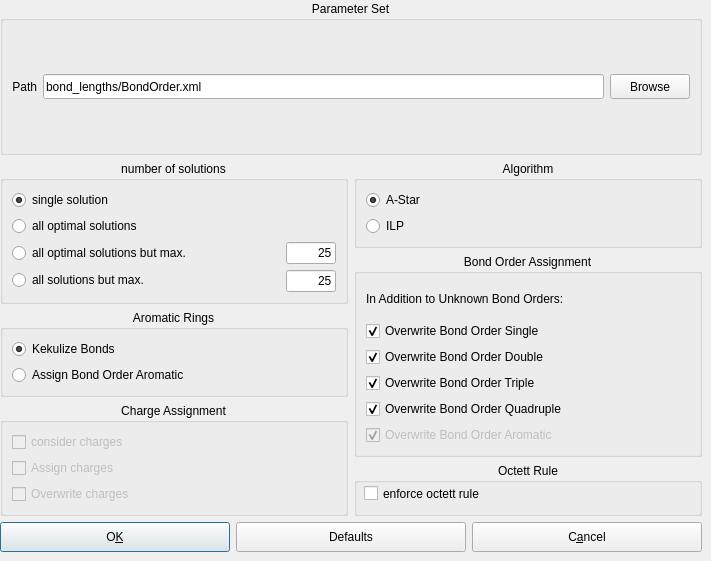
Old version of the form source/VIEW/DIALOGS/assignBondOrderConfigurationDialog.ui in the repository BALL-Project/ball.
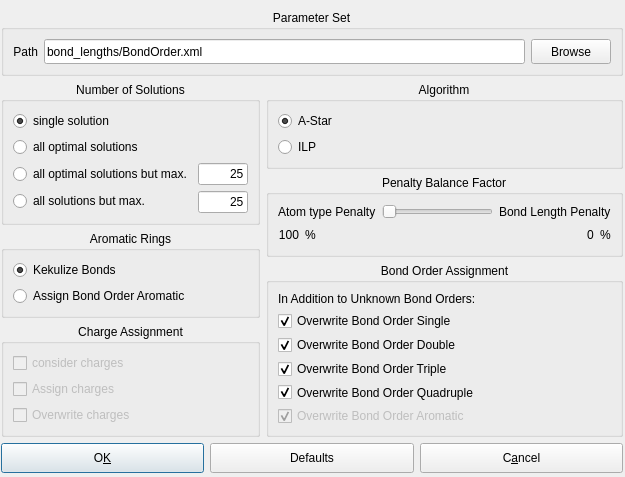
New version of the form.

Commit message: Introduced a slider for penalty balance for bond order assignment. Also some minor code cleaning.

```diff
--- a/source/VIEW/DIALOGS/assignBondOrderConfigurationDialog.ui
+++ b/source/VIEW/DIALOGS/assignBondOrderConfigurationDialog.ui
@@ -5,8 +5,8 @@
    <rect>
     <x>0</x>
     <y>0</y>
-    <width>711</width>
-    <height>561</height>
+    <width>625</width>
+    <height>477</height>
    </rect>
   </property>
   <property name="sizePolicy" >
@@ -35,20 +35,20 @@
   <widget class="QWidget" name="" >
    <property name="geometry" >
     <rect>
-     <x>0</x>
-     <y>1</y>
-     <width>702</width>
-     <height>551</height>
+     <x>1</x>
+     <y>10</y>
+     <width>622</width>
+     <height>463</height>
     </rect>
    </property>
-   <layout class="QGridLayout" >
+   <layout class="QVBoxLayout" >
     <property name="margin" >
      <number>0</number>
     </property>
     <property name="spacing" >
      <number>6</number>
     </property>
-    <item row="0" column="0" >
+    <item>
      <widget class="QGroupBox" name="groupBox12" >
       <property name="title" >
        <string>Parameter Set</string>
@@ -152,106 +152,26 @@
       </layout>
      </widget>
     </item>
-    <item row="1" column="0" >
-     <layout class="QGridLayout" >
+    <item>
+     <layout class="QHBoxLayout" >
       <property name="margin" >
        <number>0</number>
       </property>
       <property name="spacing" >
        <number>6</number>
       </property>
-      <item row="2" column="0" >
-       <widget class="QGroupBox" name="groupBox_2" >
-        <property name="title" >
-         <string>Aromatic Rings</string>
-        </property>
-        <property name="alignment" >
-         <set>Qt::AlignHCenter</set>
-        </property>
-        <property name="checked" >
-         <bool>false</bool>
-        </property>
-        <layout class="QVBoxLayout" >
-         <property name="margin" >
-          <number>9</number>
-         </property>
-         <property name="spacing" >
-          <number>6</number>
-         </property>
          <item>
-          <widget class="QRadioButton" name="kekulizeBonds_button" >
-           <property name="enabled" >
-            <bool>true</bool>
-           </property>
-           <property name="text" >
-            <string>Kekulize Bonds</string>
-           </property>
-           <property name="checked" >
-            <bool>true</bool>
-           </property>
-          </widget>
-         </item>
-         <item>
-          <widget class="QRadioButton" name="assignBOAromatic_button" >
-           <property name="text" >
-            <string>Assign Bond Order Aromatic</string>
-           </property>
-           <property name="checked" >
-            <bool>false</bool>
-           </property>
-          </widget>
-         </item>
-        </layout>
-       </widget>
-      </item>
-      <item row="0" column="1" >
-       <widget class="QGroupBox" name="groupBox_4" >
-        <property name="title" >
-         <string>Algorithm</string>
-        </property>
-        <property name="alignment" >
-         <set>Qt::AlignHCenter</set>
-        </property>
-        <property name="checked" >
-         <bool>false</bool>
-        </property>
         <layout class="QVBoxLayout" >
          <property name="margin" >
-          <number>9</number>
+         <number>0</number>
          </property>
          <property name="spacing" >
           <number>6</number>
          </property>
          <item>
-          <widget class="QRadioButton" name="ASTAR_button" >
-           <property name="enabled" >
-            <bool>true</bool>
-           </property>
-           <property name="text" >
-            <string>A-Star</string>
-           </property>
-           <property name="checked" >
-            <bool>true</bool>
-           </property>
-          </widget>
-         </item>
-         <item>
-          <widget class="QRadioButton" name="ILP_button" >
-           <property name="text" >
-            <string>ILP</string>
-           </property>
-           <property name="checked" >
-            <bool>false</bool>
-           </property>
-          </widget>
-         </item>
-        </layout>
-       </widget>
-      </item>
-      <item rowspan="2" row="0" column="0" >
        <widget class="QGroupBox" name="groupBox_5" >
         <property name="title" >
-         <string>number of solutions</string>
+           <string>Number of Solutions</string>
         </property>
         <property name="alignment" >
          <set>Qt::AlignHCenter</set>
@@ -415,7 +335,51 @@
         </layout>
        </widget>
       </item>
-      <item rowspan="2" row="3" column="0" >
+        <item>
+         <widget class="QGroupBox" name="groupBox_2" >
+          <property name="title" >
+           <string>Aromatic Rings</string>
+          </property>
+          <property name="alignment" >
+           <set>Qt::AlignHCenter</set>
+          </property>
+          <property name="checked" >
+           <bool>false</bool>
+          </property>
+          <layout class="QVBoxLayout" >
+           <property name="margin" >
+            <number>9</number>
+           </property>
+           <property name="spacing" >
+            <number>6</number>
+           </property>
+           <item>
+            <widget class="QRadioButton" name="kekulizeBonds_button" >
+             <property name="enabled" >
+              <bool>true</bool>
+             </property>
+             <property name="text" >
+              <string>Kekulize Bonds</string>
+             </property>
+             <property name="checked" >
+              <bool>true</bool>
+             </property>
+            </widget>
+           </item>
+           <item>
+            <widget class="QRadioButton" name="assignBOAromatic_button" >
+             <property name="text" >
+              <string>Assign Bond Order Aromatic</string>
+             </property>
+             <property name="checked" >
+              <bool>false</bool>
+             </property>
+            </widget>
+           </item>
+          </layout>
+         </widget>
+        </item>
+        <item>
        <widget class="QGroupBox" name="check_options" >
         <property name="minimumSize" >
          <size>
@@ -496,36 +460,210 @@
         </layout>
        </widget>
       </item>
-      <item row="4" column="1" >
-       <widget class="QGroupBox" name="groupBox_3" >
+       </layout>
+      </item>
+      <item>
+       <layout class="QVBoxLayout" >
+        <property name="margin" >
+         <number>0</number>
+        </property>
+        <property name="spacing" >
+         <number>6</number>
+        </property>
+        <item>
+         <widget class="QGroupBox" name="groupBox_4" >
         <property name="title" >
-         <string>Octett Rule</string>
+           <string>Algorithm</string>
         </property>
         <property name="alignment" >
          <set>Qt::AlignHCenter</set>
         </property>
-        <property name="flat" >
+          <property name="checked" >
          <bool>false</bool>
         </property>
-        <widget class="QCheckBox" name="enforce_octett_rule_box" >
-         <property name="geometry" >
-          <rect>
-           <x>10</x>
-           <y>20</y>
-           <width>221</width>
-           <height>21</height>
-          </rect>
-         </property>
+          <layout class="QVBoxLayout" >
+           <property name="margin" >
+            <number>9</number>
+           </property>
+           <property name="spacing" >
+            <number>6</number>
+           </property>
+           <item>
+            <widget class="QRadioButton" name="ASTAR_button" >
+             <property name="enabled" >
+              <bool>true</bool>
+             </property>
          <property name="text" >
-          <string>enforce octett rule</string>
+              <string>A-Star</string>
          </property>
          <property name="checked" >
+              <bool>true</bool>
+             </property>
+            </widget>
+           </item>
+           <item>
+            <widget class="QRadioButton" name="ILP_button" >
+             <property name="text" >
+              <string>ILP</string>
+             </property>
+             <property name="checked" >
           <bool>false</bool>
          </property>
         </widget>
-       </widget>
-      </item>
-      <item rowspan="3" row="1" column="1" >
+           </item>
+          </layout>
+         </widget>
+        </item>
+        <item>
+         <widget class="QGroupBox" name="groupBox_6" >
+          <property name="title" >
+           <string>Penalty Balance Factor</string>
+          </property>
+          <property name="alignment" >
+           <set>Qt::AlignHCenter</set>
+          </property>
+          <property name="checked" >
+           <bool>false</bool>
+          </property>
+          <layout class="QVBoxLayout" >
+           <property name="margin" >
+            <number>9</number>
+           </property>
+           <property name="spacing" >
+            <number>6</number>
+           </property>
+           <item>
+            <layout class="QVBoxLayout" >
+             <property name="margin" >
+              <number>0</number>
+             </property>
+             <property name="spacing" >
+              <number>6</number>
+             </property>
+             <item>
+              <layout class="QGridLayout" >
+               <property name="margin" >
+                <number>0</number>
+               </property>
+               <property name="spacing" >
+                <number>6</number>
+               </property>
+               <item row="0" column="0" >
+                <widget class="QLabel" name="atom_penalty_balance_label" >
+                 <property name="mouseTracking" >
+                  <bool>false</bool>
+                 </property>
+                 <property name="text" >
+                  <string>Atom type Penalty</string>
+                 </property>
+                </widget>
+               </item>
+               <item row="0" column="1" >
+                <widget class="QSlider" name="penalty_balance_slider" >
+                 <property name="maximum" >
+                  <number>100</number>
+                 </property>
+                 <property name="value" >
+                  <number>0</number>
+                 </property>
+                 <property name="sliderPosition" >
+                  <number>0</number>
+                 </property>
+                 <property name="orientation" >
+                  <enum>Qt::Horizontal</enum>
+                 </property>
+                </widget>
+               </item>
+               <item row="0" column="2" >
+                <widget class="QLabel" name="bond_penalty_balance_label" >
+                 <property name="mouseTracking" >
+                  <bool>false</bool>
+                 </property>
+                 <property name="text" >
+                  <string>Bond Length Penalty</string>
+                 </property>
+                </widget>
+               </item>
+              </layout>
+             </item>
+             <item>
+              <layout class="QHBoxLayout" >
+               <property name="margin" >
+                <number>0</number>
+               </property>
+               <property name="spacing" >
+                <number>6</number>
+               </property>
+               <item>
+                <widget class="QLabel" name="atom_type_penalty_label" >
+                 <property name="text" >
+                  <string>100</string>
+                 </property>
+                 <property name="alignment" >
+                  <set>Qt::AlignRight|Qt::AlignTrailing|Qt::AlignVCenter</set>
+                 </property>
+                </widget>
+               </item>
+               <item>
+                <widget class="QLabel" name="bond_length_penalty_label_3" >
+                 <property name="text" >
+                  <string>%</string>
+                 </property>
+                 <property name="textFormat" >
+                  <enum>Qt::RichText</enum>
+                 </property>
+                 <property name="alignment" >
+                  <set>Qt::AlignLeading|Qt::AlignLeft|Qt::AlignVCenter</set>
+                 </property>
+                </widget>
+               </item>
+               <item>
+                <spacer>
+                 <property name="orientation" >
+                  <enum>Qt::Horizontal</enum>
+                 </property>
+                 <property name="sizeHint" >
+                  <size>
+                   <width>171</width>
+                   <height>20</height>
+                  </size>
+                 </property>
+                </spacer>
+               </item>
+               <item>
+                <widget class="QLabel" name="bond_length_penalty_label" >
+                 <property name="text" >
+                  <string>0</string>
+                 </property>
+                 <property name="textFormat" >
+                  <enum>Qt::RichText</enum>
+                 </property>
+                 <property name="alignment" >
+                  <set>Qt::AlignLeading|Qt::AlignLeft|Qt::AlignVCenter</set>
+                 </property>
+                </widget>
+               </item>
+               <item>
+                <widget class="QLabel" name="bond_length_penalty_label_2" >
+                 <property name="text" >
+                  <string>%</string>
+                 </property>
+                 <property name="textFormat" >
+                  <enum>Qt::RichText</enum>
+                 </property>
+                 <property name="alignment" >
+                  <set>Qt::AlignLeading|Qt::AlignLeft|Qt::AlignVCenter</set>
+                 </property>
+                </widget>
+               </item>
+              </layout>
+             </item>
+            </layout>
+           </item>
+          </layout>
+         </widget>
+        </item>
+        <item>
        <widget class="QGroupBox" name="groupBox" >
         <property name="title" >
          <string>Bond Order Assignment</string>
@@ -614,7 +752,9 @@
       </item>
      </layout>
     </item>
-    <item row="2" column="0" >
+     </layout>
+    </item>
+    <item>
      <layout class="QGridLayout" >
       <property name="margin" >
        <number>0</number>
```
Left out of the diff: 16 changed lines with no effect on the pictures. Lines whose indentation alone changed are shown as unchanged. The commit also changes 6 other files.
